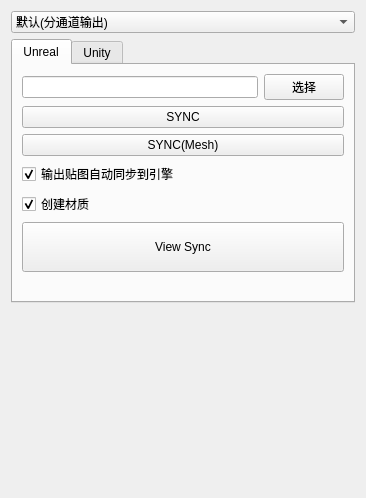
The window that sp_sync_ui.ui (yangskin/SPsync) describes before a commit, drawn with Qt 5.
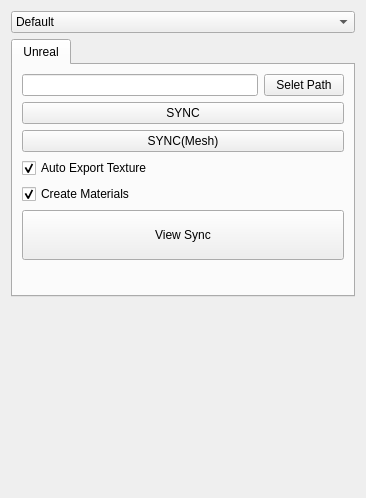
The same window after the commit.

Commit message: ue根据视口创建模型

```diff
--- a/sp_sync_ui.ui
+++ b/sp_sync_ui.ui
@@ -21,7 +21,7 @@
     <widget class="QComboBox" name="select_preset">
      <item>
       <property name="text">
-       <string>默认(分通道输出)</string>
+       <string>Default</string>
       </property>
      </item>
     </widget>
@@ -84,7 +84,7 @@
        <item row="3" column="0">
         <widget class="QCheckBox" name="auto_sync">
          <property name="text">
-          <string>输出贴图自动同步到引擎</string>
+          <string>Auto Export Texture</string>
          </property>
          <property name="checked">
           <bool>true</bool>
@@ -102,7 +102,7 @@
          <item>
           <widget class="QPushButton" name="file_select">
            <property name="text">
-            <string>选择</string>
+            <string>Selet Path</string>
            </property>
           </widget>
          </item>
@@ -188,7 +188,7 @@
        <item row="4" column="0">
         <widget class="QCheckBox" name="create_material">
          <property name="text">
-          <string>创建材质</string>
+          <string>Create Materials</string>
          </property>
          <property name="checked">
           <bool>true</bool>
@@ -197,11 +197,6 @@
        </item>
       </layout>
      </widget>
-     <widget class="QWidget" name="unity">
-      <attribute name="title">
-       <string>Unity</string>
-      </attribute>
-     </widget>
     </widget>
    </item>
    <item>
```
The commit also changes 4 other files.
